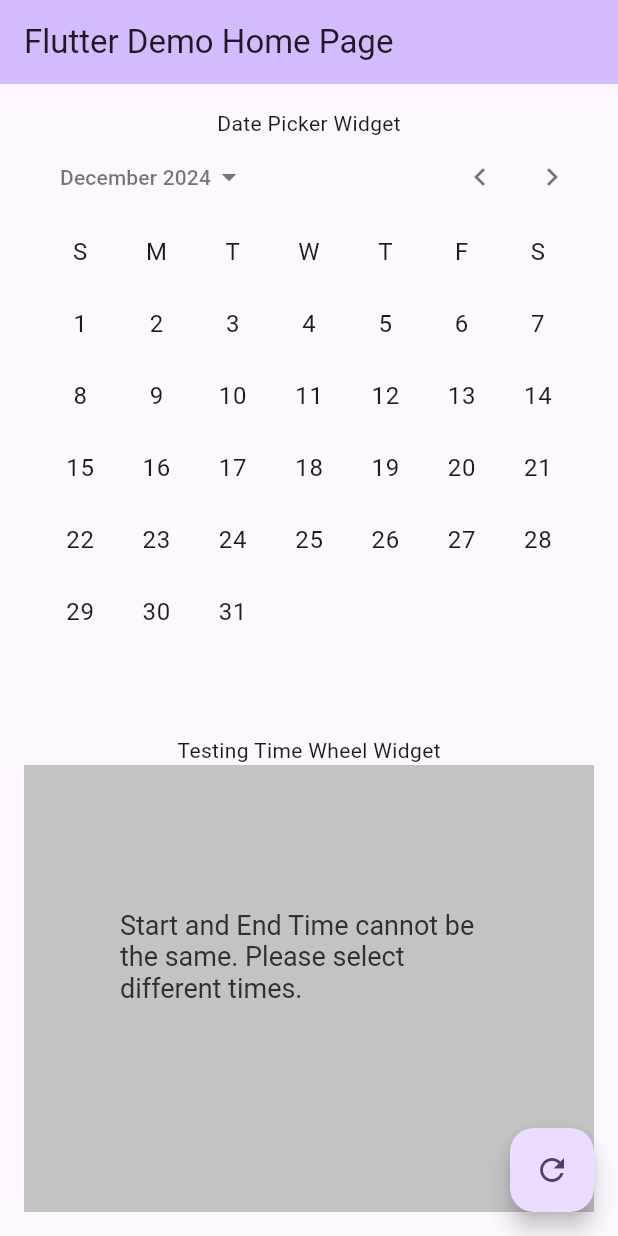
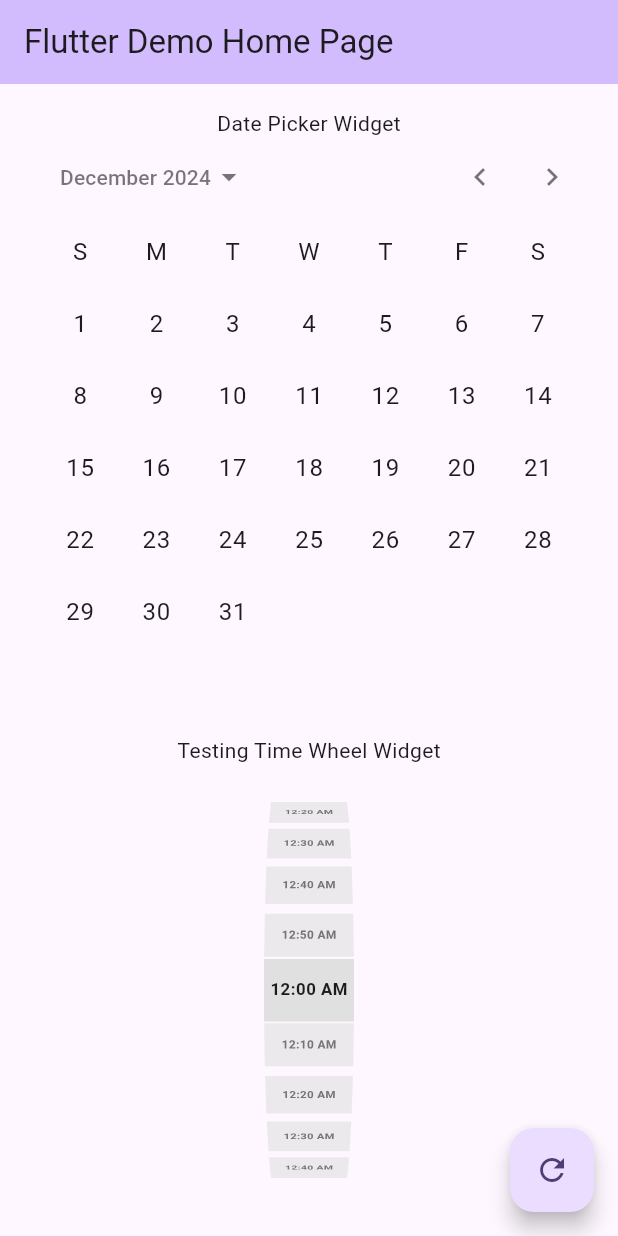
Before and after one commit to marufrobin/FlexiDateTime, a Flutter app: the screen it shows after launch, after a tap on the "chevron right" icon, on a phone screen of 412 x 824 dp. Run offline on Flutter 3.47's test engine with Material 3 defaults, Android fonts, the phone set to English and light mode, and no system bars.

```diff
--- a/lib/time_wheel.widget.dart
+++ b/lib/time_wheel.widget.dart
@@ -11,8 +11,9 @@ class TimeWheelWidget extends StatelessWidget {
       children: [
         const Text('Testing Time Wheel Widget'),
         _TimeWheelWidget(
+          height: 300,
           startTime: const TimeOfDay(hour: 0, minute: 0),
-          endTime: const TimeOfDay(hour: 0, minute: 0),
+          endTime: const TimeOfDay(hour: 1, minute: 0),
         ),
         const Text('Testing Wheel Widget'),
         const SizedBox(height: 10),
@@ -39,7 +40,7 @@ class _TimeWheelWidget extends StatelessWidget {
   const _TimeWheelWidget({
     super.key,
     this.timeHourFormat = TimeHourFormat.HoursFormat12,
-    this.height,
+    required this.height,
     this.width,
     this.itemExtent = 30,
     required this.startTime,
@@ -56,24 +57,36 @@ class _TimeWheelWidget extends StatelessWidget {
 
   @override
   Widget build(BuildContext context) {
-    // Validate time inputs
-    String? errorMessage = _validateTimeInputs(startTime, endTime);
+    try {
+      _validateTimeInputs(startTime, endTime);
+    } catch (error, stackTrace) {
+      // Log the error and stack trace
+      debugPrint('Error: $error');
+      debugPrint('StackTrace: $stackTrace');
 
-    /// Return an error widget if validation fails
-    if (errorMessage != null) {
-      return ErrorWidget.withDetails(message: errorMessage);
+      // Optional: Report error with FlutterError
+      FlutterError.reportError(FlutterErrorDetails(
+        exception: error,
+        stack: stackTrace,
+        library: 'TimeWheelWidget',
+        context: ErrorDescription('Time validation failed in TimeWheelWidget'),
+      ));
+
+      // Return an ErrorWidget with the error message
+      return ErrorWidget.withDetails(message: error.toString());
     }
+
     final timesList = _generateTimeIntervals(
       timeHourFormat: timeHourFormat,
       intervalMinutes: 10,
-      startTime: const TimeOfDay(hour: 0, minute: 0),
-      endTime: const TimeOfDay(hour: 0, minute: 0),
+      startTime: startTime,
+      endTime: endTime,
     );
     log(name: 'timesList', "$timesList");
 
     return SizedBox(
       height: height ?? 300,
-      width: width,
+      width: width ?? 60,
       child: ListWheelScrollView.useDelegate(
         itemExtent: itemExtent,
         // useMagnifier: true,
@@ -174,16 +187,17 @@ class _TimeWheelWidget extends StatelessWidget {
 
   int _get12Hours(int hour) => hour == 0 ? 12 : (hour > 12 ? hour - 12 : hour);
   String _get12HoursString(int hour) => hour < 12 ? 'AM' : 'PM';
-  String? _validateTimeInputs(TimeOfDay startTime, TimeOfDay endTime) {
+
+  void _validateTimeInputs(TimeOfDay startTime, TimeOfDay endTime) {
     final start = DateTime(0, 1, 1, startTime.hour, startTime.minute);
     final end = DateTime(0, 1, 1, endTime.hour, endTime.minute);
 
     if (start.isAtSameMomentAs(end)) {
-      return "Start and End Time cannot be the same. Please select different times.";
+      throw ArgumentError(
+          "Start and End Time cannot be the same. Please select different times.");
     } else if (start.isAfter(end)) {
-      return "Start Time must be earlier than End Time.";
+      throw ArgumentError("Start Time must be earlier than End Time.");
     }
-    return null; // No error
   }
 }
 
```
